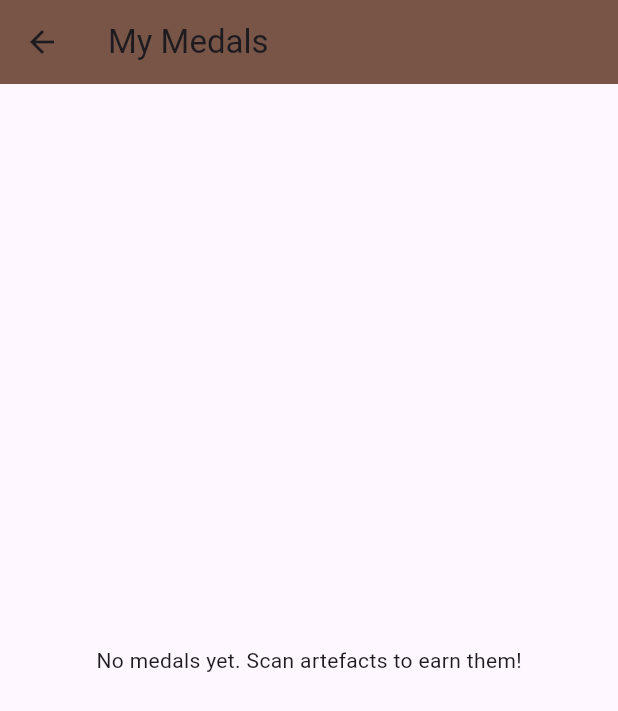
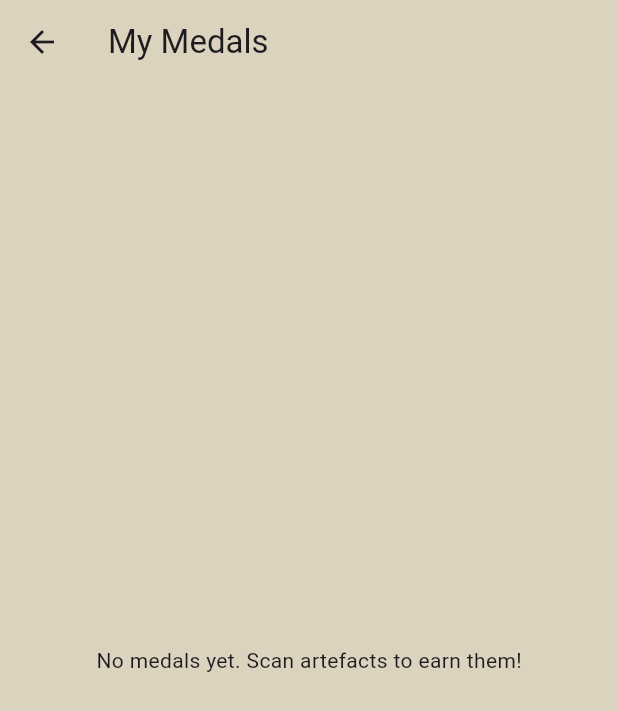
Before and after one commit to Damylb18/museumApp, a Flutter app: the MedalsScreen screen opened directly, on a phone screen of 412 x 824 dp. Shown: the top 711 px of the screen. Run offline on Flutter 3.47's test engine with Material 3 defaults, Android fonts, the phone set to English and light mode, and no system bars; our stand-ins replace webview_flutter; missing offline and left inert: mobile_scanner, webview_flutter_wkwebview.

```diff
--- a/CMM-App/lib/screens/medals_screen.dart
+++ b/CMM-App/lib/screens/medals_screen.dart
@@ -9,10 +9,15 @@ class MedalsScreen extends StatelessWidget {
   Widget build(BuildContext context) {
     final medals = MedalTracker().earnedMedals;
 
-    return Scaffold(
+    return Theme(
+      data: ThemeData(
+        brightness: Brightness.light,
+        scaffoldBackgroundColor: const Color(0xFFDBD3BD),
+      ),
+      child: Scaffold(
         appBar: AppBar(
           title: const Text('My Medals'),
-        backgroundColor: Colors.brown,
+          backgroundColor: const Color(0xFFDBD3BD),
         ),
         body: medals.isEmpty
             ? const Center(child: Text('No medals yet. Scan artefacts to earn them!'))
@@ -20,10 +25,14 @@ class MedalsScreen extends StatelessWidget {
           itemCount: medals.length,
           itemBuilder: (context, index) {
             return ListTile(
-            leading: const Icon(Icons.military_tech),
-            title: Text(medals[index]),
+              leading: const Icon(Icons.military_tech, color: Colors.brown),
+              title: Text(
+                medals[index],
+                style: const TextStyle(color: Colors.black),
+              ),
             );
           },
+        ),
       ),
     );
   }
```
Also changed, not shown: CMM-App/lib/screens/artefact_screen.dart (+16 -4 lines), CMM-App/lib/screens/home_page_two.dart (+9 -12 lines), 1 other file. Lines whose indentation alone changed are shown as unchanged.
